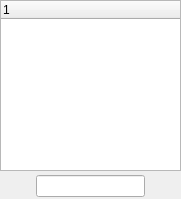
The window that src/desktop/GuiUserList.ui (hwgao/beebeep) describes before a commit, drawn with Qt 5.
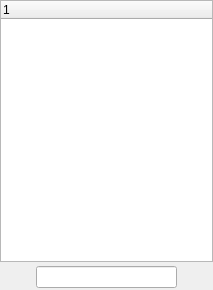
The same window after the commit. Icons and pictures are not drawn.

Patch:
```diff
--- a/src/desktop/GuiUserList.ui
+++ b/src/desktop/GuiUserList.ui
@@ -6,8 +6,8 @@
    <rect>
     <x>0</x>
     <y>0</y>
-    <width>181</width>
-    <height>199</height>
+    <width>213</width>
+    <height>290</height>
    </rect>
   </property>
   <property name="minimumSize">
```
